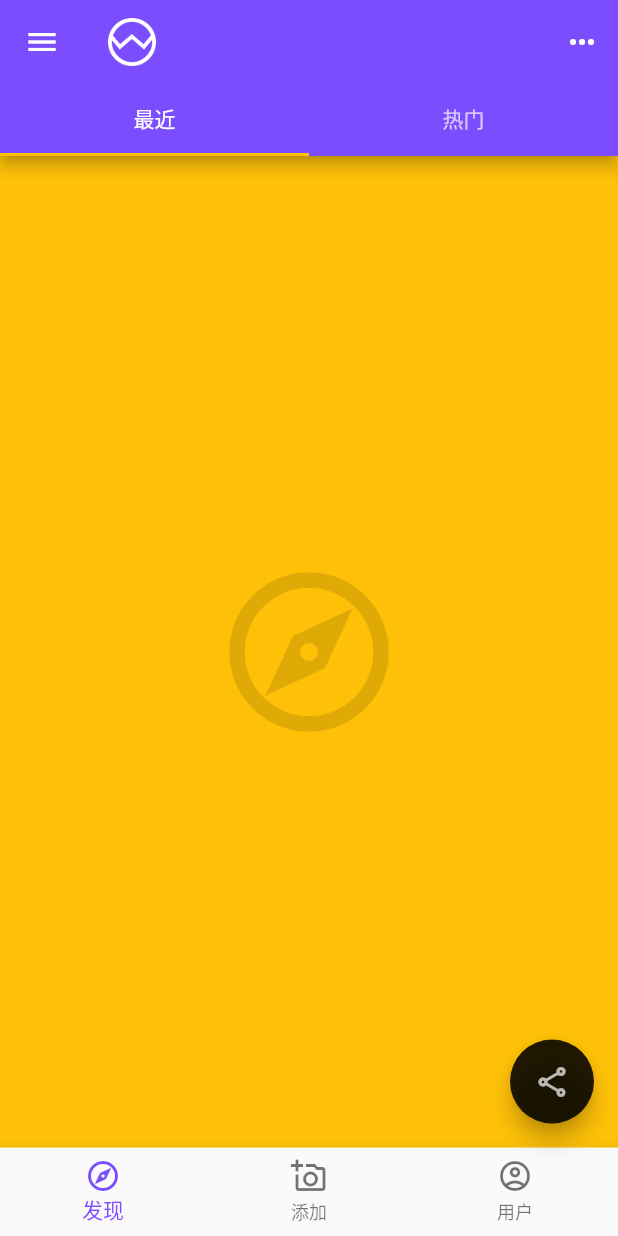
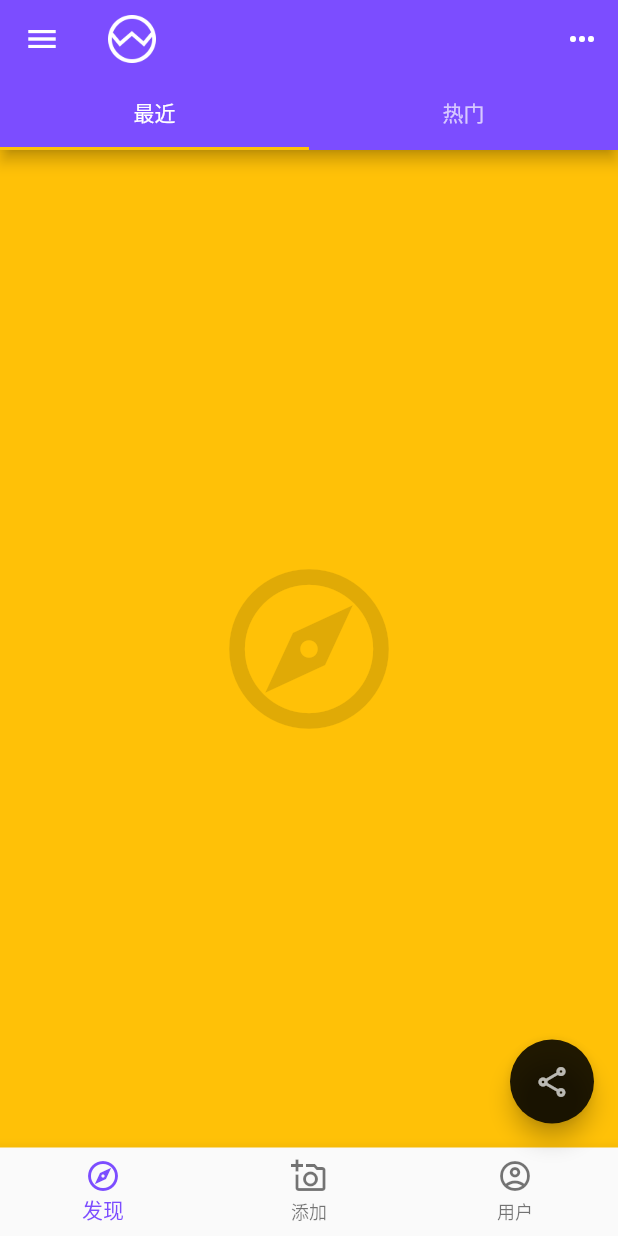
Before and after one commit to ninghao/xb2_flutter, a Flutter app: the screen it shows after launch, on a phone screen of 412 x 824 dp. Run offline on Flutter 3.47's test engine with Material 2 defaults, Android fonts, the phone set to English and light mode, and no system bars.

Commit message:
定义应用页面头部小部件（AppPageHeader）

```diff
--- a/lib/app/app.dart
+++ b/lib/app/app.dart
@@ -1,4 +1,5 @@
 import 'package:flutter/material.dart';
+import 'package:xb2_flutter/app/components/app_page_header.dart';
 import 'package:xb2_flutter/app/themes/app_theme.dart';
 
 class App extends StatefulWidget {
@@ -66,31 +67,7 @@
         length: 2,
         child: Scaffold(
           backgroundColor: Colors.amber,
-          appBar: showAppBar
-              ? AppBar(
-                  title: Image.asset(
-                    'assets/images/logo.png',
-                    width: 32,
-                    color: Colors.white,
-                  ),
-                  leading: IconButton(
-                    onPressed: () {},
-                    icon: Icon(Icons.menu),
-                  ),
-                  actions: [
-                    IconButton(
-                      onPressed: () {},
-                      icon: Icon(Icons.more_horiz),
-                    ),
-                  ],
-                  bottom: TabBar(
-                    tabs: [
-                      Tab(text: '最近'),
-                      Tab(text: '热门'),
-                    ],
-                  ),
-                )
-              : null,
+          appBar: showAppBar ? AppPageHeader() : null,
           body: pageMain.elementAt(currentAppBottomNavigationBarItem),
           bottomNavigationBar: BottomNavigationBar(
             currentIndex: currentAppBottomNavigationBarItem,
--- /dev/null
+++ b/lib/app/components/app_page_header.dart
@@ -0,0 +1,33 @@
+import 'package:flutter/material.dart';
+
+class AppPageHeader extends StatelessWidget implements PreferredSizeWidget {
+  @override
+  final Size preferredSize = Size.fromHeight(100);
+
+  @override
+  Widget build(BuildContext context) {
+    return AppBar(
+      title: Image.asset(
+        'assets/images/logo.png',
+        width: 32,
+        color: Colors.white,
+      ),
+      leading: IconButton(
+        onPressed: () {},
+        icon: Icon(Icons.menu),
+      ),
+      actions: [
+        IconButton(
+          onPressed: () {},
+          icon: Icon(Icons.more_horiz),
+        ),
+      ],
+      bottom: TabBar(
+        tabs: [
+          Tab(text: '最近'),
+          Tab(text: '热门'),
+        ],
+      ),
+    );
+  }
+}
```
